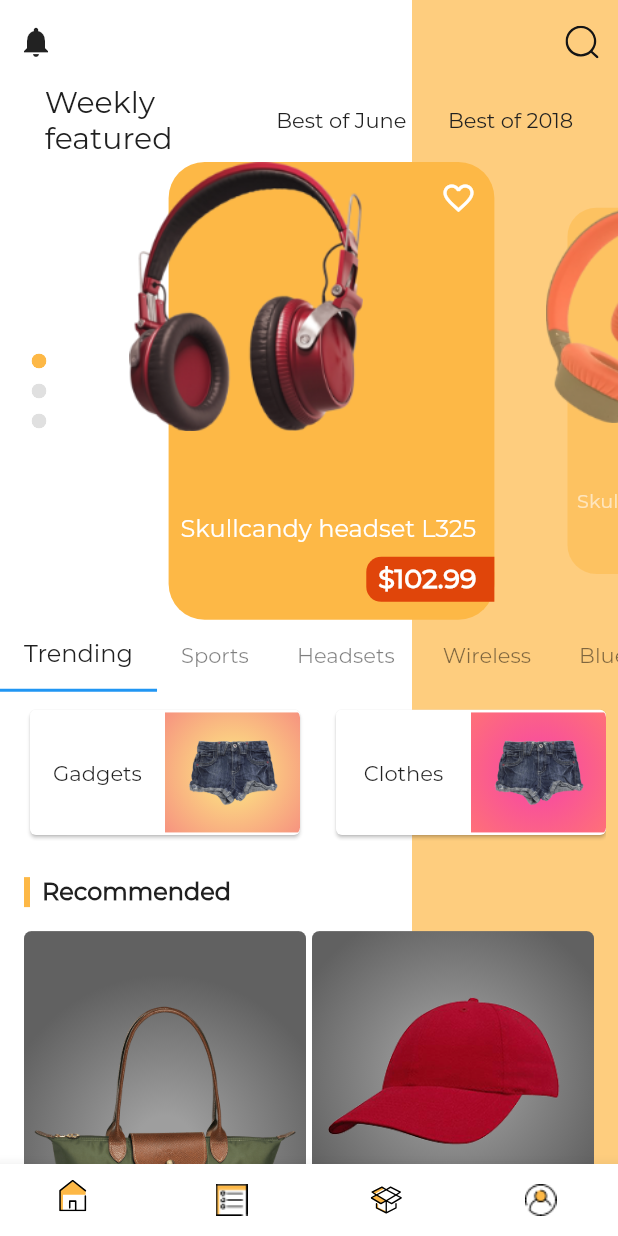
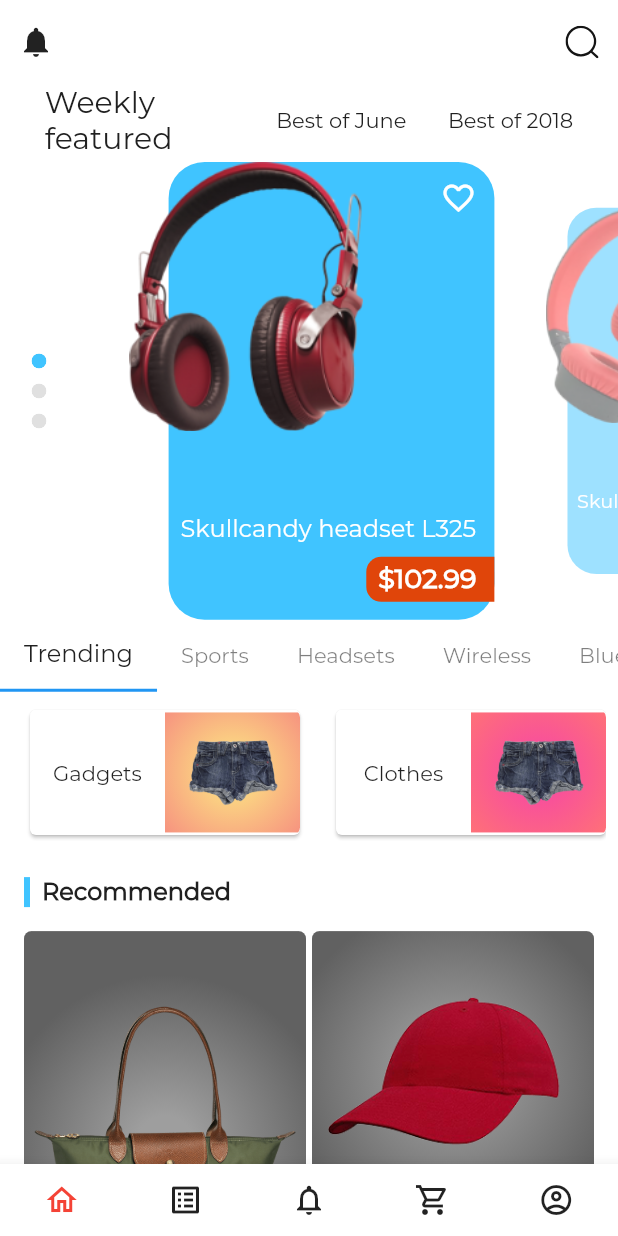
Before and after one commit to DeDevsSolutions/ShoplineMobileApp, a Flutter app: the MainPage screen opened directly, on a phone screen of 412 x 824 dp. Run offline on Flutter 3.47's test engine with Material 2 defaults, Android fonts, the phone set to English and light mode, and no system bars; our stand-ins replace country_code_picker, flutter_rating_bar, flutter_svg, flutter_swiper, numberpicker, pin_code_text_field; missing offline and left inert: flutter_page_indicator, rubber.

Commit message:
navigation bar set

```diff
--- a/lib/app_properties.dart
+++ b/lib/app_properties.dart
@@ -1,10 +1,15 @@
 import 'package:flutter/material.dart';
 
-const Color yellow = Color(0xffFDC054);
-const Color mediumYellow = Color(0xffFDB846);
-const Color darkYellow = Color(0xffE99E22);
-const Color transparentYellow = Color.fromRGBO(253, 184, 70, 0.7);
-const Color darkGrey = Color(0xff202020);
+// const Color yellow = Color(0xffFDC054);
+// const Color mediumYellow = Color(0xffFDB846);
+// const Color darkYellow = Color(0xffE99E22);
+// const Color transparentYellow = Color.fromRGBO(253, 184, 70, 0.7);
+// const Color darkGrey = Color(0xff202020);
+const Color yellow = Color(0xFF2196F3); //Colors.blue;
+const Color mediumYellow = Colors.lightBlueAccent;
+const Color darkYellow = Color(0xFF0D47A1); //Colors.blue[900];
+const Color transparentYellow = Colors.transparent;//Color.fromRGBO(0, 0, 0, 0); //Color(0xFFE3F2FD); //Colors.blue[50];
+const Color darkGrey = Color(0xff202020); //Colors.grey;
 
 const LinearGradient mainButton = LinearGradient(colors: [
   Color.fromRGBO(236, 60, 3, 1),
--- a/lib/main.dart
+++ b/lib/main.dart
@@ -10,7 +10,7 @@
   @override
   Widget build(BuildContext context) {
     return MaterialApp(
-      title: 'eCommerce int2',
+      title: 'Shopline App',
       debugShowCheckedModeBanner: false,
       theme: ThemeData(
         brightness: Brightness.light,
--- a/lib/screens/main/components/custom_bottom_bar.dart
+++ b/lib/screens/main/components/custom_bottom_bar.dart
@@ -1,5 +1,5 @@
 import 'package:flutter/material.dart';
-import 'package:flutter_svg/flutter_svg.dart';
+// import 'package:flutter_svg/flutter_svg.dart';
 
 class CustomBottomBar extends StatelessWidget {
   final TabController controller;
@@ -7,35 +7,46 @@
   const CustomBottomBar({Key key, this.controller}) : super(key: key);
   @override
   Widget build(BuildContext context) {
+    final bag = {"first": true};
     return BottomAppBar(
       child: Row(
         mainAxisAlignment: MainAxisAlignment.spaceAround,
         children: <Widget>[
           IconButton(
-            icon: SvgPicture.asset(
-                    'assets/icons/home_icon.svg',
-                    fit: BoxFit.fitWidth,
-                    ),
+            icon: Icon(Icons.home_outlined),
+            // color: Colors.blueGrey,
+            color: bag["first"] ? Colors.red : Colors.blue,
             onPressed: () {
               controller.animateTo(0);
+              bag["first"] = !bag["first"];
+              //
+              // This is the trick
+              //
+              (context as Element).markNeedsBuild();
             },
           ),
           IconButton(
-            icon: Image.asset('assets/icons/category_icon.png'),
+            icon: Icon(Icons.list_alt),
             onPressed: () {
               controller.animateTo(1);
             },
           ),
           IconButton(
-            icon: SvgPicture.asset('assets/icons/cart_icon.svg'),
+            icon: Icon(Icons.notifications_outlined),
             onPressed: () {
               controller.animateTo(2);
             },
           ),
           IconButton(
-            icon: Image.asset('assets/icons/profile_icon.png'),
+            icon: Icon(Icons.shopping_cart_outlined),
             onPressed: () {
               controller.animateTo(3);
+            },
+          ),
+          IconButton(
+            icon: Icon(Icons.account_circle_outlined),
+            onPressed: () {
+              controller.animateTo(4);
             },
           )
         ],
--- a/lib/screens/main/main_page.dart
+++ b/lib/screens/main/main_page.dart
@@ -229,6 +229,7 @@
               ),
             ),
             CategoryListPage(),
+            NotificationsPage(),
             CheckOutPage(),
             ProfilePage()
           ],
```
